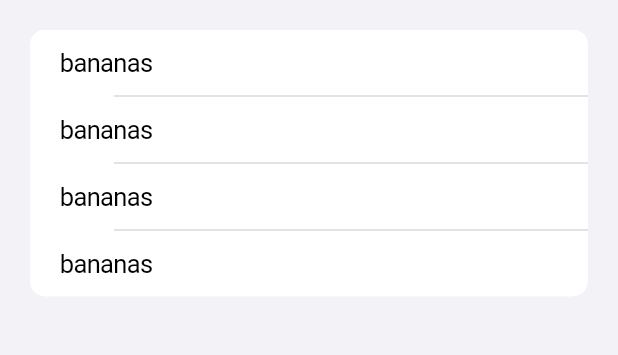
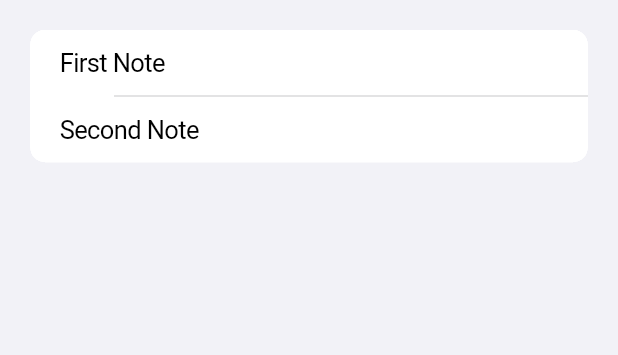
Before and after one commit to anotherlusitano/Notes-App, a Flutter app: the screen it shows after launch, on a phone screen of 412 x 824 dp, the part 170-525 px from its top. Run offline on Flutter 3.47's test engine with Material 2 defaults, Android fonts, the phone set to English and light mode, and no system bars.

Commit message:
Update the cupertino list to display all notes

```diff
--- a/lib/models/note_data.dart
+++ b/lib/models/note_data.dart
@@ -6,7 +6,8 @@ class NoteData extends ChangeNotifier {
   //overall list of notes
   List<Note> allNotes = [
     //default first note
-    Note(id: 0, text: "First Note")
+    Note(id: 0, text: "First Note"),
+    Note(id: 1, text: "Second Note"),
   ];
 
   //get notes
--- a/lib/pages/home_page.dart
+++ b/lib/pages/home_page.dart
@@ -1,5 +1,6 @@
 import 'package:flutter/cupertino.dart';
 import 'package:flutter/material.dart';
+import 'package:notes_app/models/note_data.dart';
 import 'package:provider/provider.dart';
 
 class HomePage extends StatefulWidget {
@@ -12,7 +13,7 @@ class HomePage extends StatefulWidget {
 class _HomePageState extends State<HomePage> {
   @override
   Widget build(BuildContext context) {
-    return Consumer(
+    return Consumer<NoteData>(
       builder: (context, value, child) => Scaffold(
         backgroundColor: CupertinoColors.systemGroupedBackground,
         body: Column(
@@ -28,12 +29,12 @@ class _HomePageState extends State<HomePage> {
 
             //list of notes
             CupertinoListSection.insetGrouped(
-              children: [
-                CupertinoListTile(title: Text("bananas")),
-                CupertinoListTile(title: Text("bananas")),
-                CupertinoListTile(title: Text("bananas")),
-                CupertinoListTile(title: Text("bananas")),
-              ],
+              children: List.generate(
+                value.getAllNotes().length,
+                (index) => CupertinoListTile(
+                  title: Text(value.getAllNotes()[index].text),
+                ),
+              ),
             ),
           ],
         ),
```
